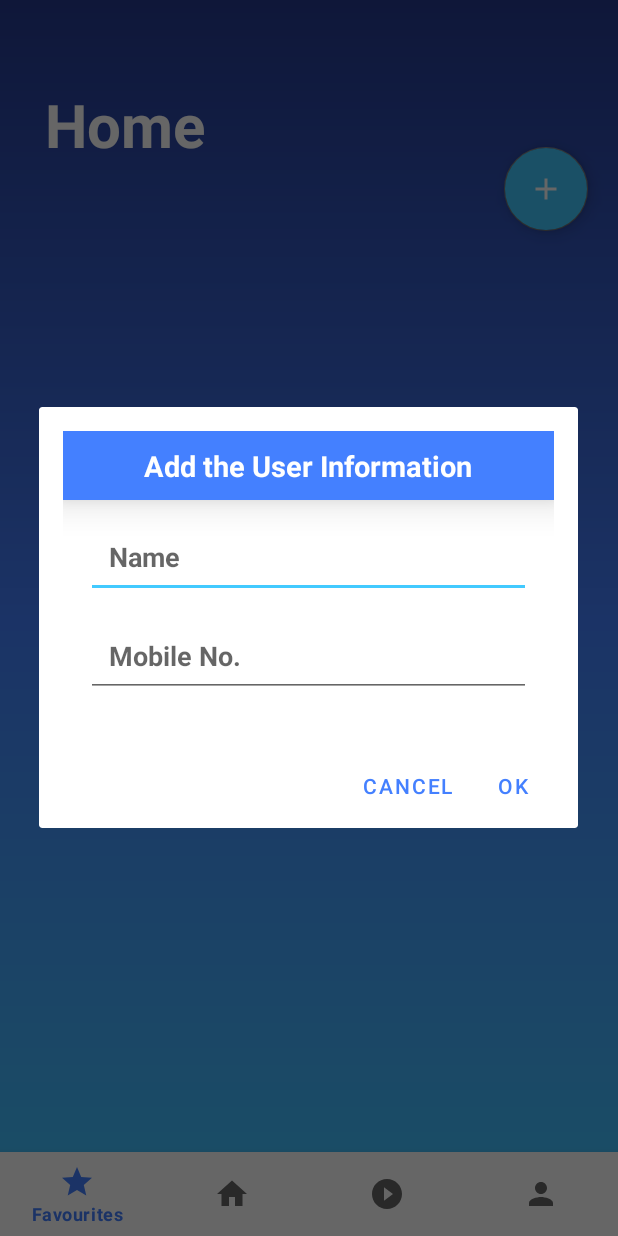
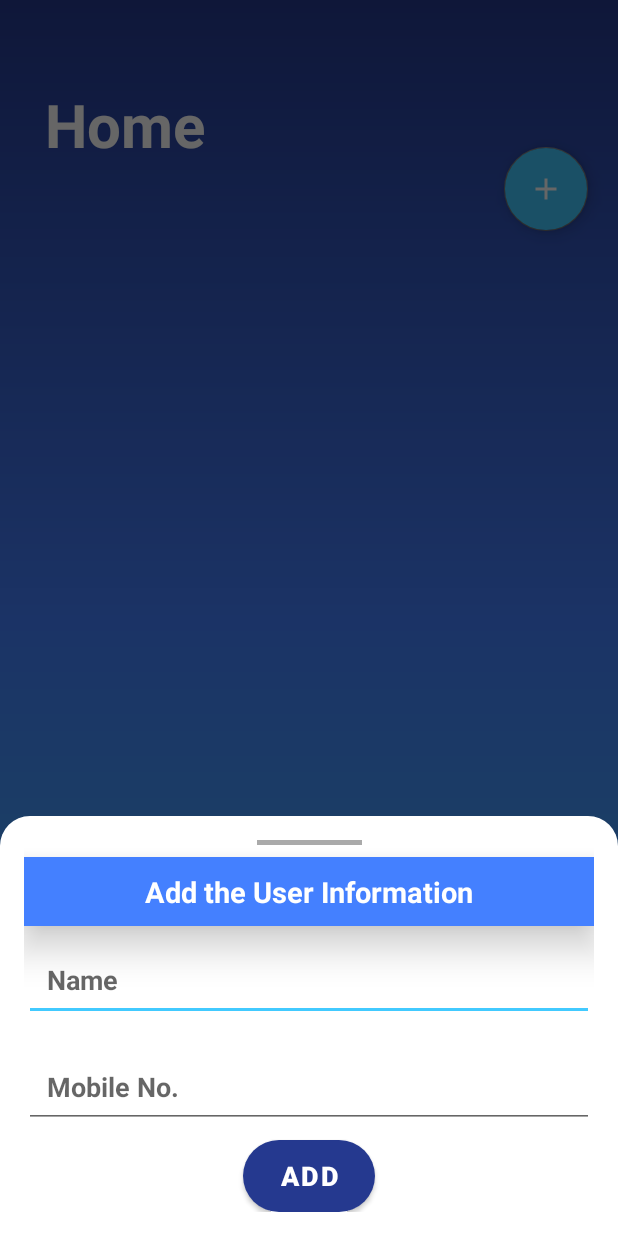
Before and after one commit to JavierMejuto/TFM, an Android app: the HomeFragment screen opened through its navigation route, after a tap on "Add new room", on a phone screen of 412 x 824 dp. Run offline under Robolectric (Android 15) with nearby library versions, the phone set to English and light mode, and no system bars; our stand-ins replace navigation-ui.

Commit message:
bottom sheet to add new cards

```diff
--- a/app/build.gradle
+++ b/app/build.gradle
@@ -63,4 +63,6 @@ dependencies {
     implementation 'com.google.firebase:firebase-auth-ktx'
     implementation 'androidx.multidex:multidex:2.0.1'
     implementation 'com.google.android.gms:play-services-auth:19.0.0'
+    implementation 'com.google.android.material:material:1.5.0-alpha01'
+    implementation 'com.makeramen:roundedimageview:2.3.0'
 }
--- a/app/src/main/java/com/example/trabajomaster/ui/home/HomeFragment.kt
+++ b/app/src/main/java/com/example/trabajomaster/ui/home/HomeFragment.kt
@@ -6,6 +6,7 @@ import android.os.Bundle
 import android.view.LayoutInflater
 import android.view.View
 import android.view.ViewGroup
+import android.widget.Button
 import android.widget.EditText
 import android.widget.Toast
 import androidx.fragment.app.Fragment
@@ -14,6 +15,7 @@ import androidx.recyclerview.widget.LinearLayoutManager
 import androidx.recyclerview.widget.RecyclerView
 import com.example.trabajomaster.R
 import com.example.trabajomaster.databinding.FragmentHomeBinding
+import com.google.android.material.bottomsheet.BottomSheetDialog
 import com.google.android.material.floatingactionbutton.FloatingActionButton
 
 class HomeFragment : Fragment() {
@@ -59,32 +61,29 @@ class HomeFragment : Fragment() {
     }
 
     private fun addInfo() {
+
+        val bottomSheetDialog = context?.let { BottomSheetDialog(it, R.style.BottomSheetDialogTheme) }
+
         val inflter = LayoutInflater.from(context)
-        val v = inflter.inflate(R.layout.add_item,null)
+        val v = inflter.inflate(R.layout.bottom_sheet,null)
         /**set view*/
         val userName = v.findViewById<EditText>(R.id.userName)
         val userNo = v.findViewById<EditText>(R.id.userNo)
+        val addButton = v.findViewById<Button>(R.id.addCard)
 
-        val addDialog = AlertDialog.Builder(context)
-
-        addDialog.setView(v)
-        addDialog.setPositiveButton("Ok"){
-                dialog,_->
+        addButton.setOnClickListener{
             val names = userName.text.toString()
             val number = userNo.text.toString()
             userList.add(UserData("Name: $names","Mobile No. : $number"))
             userAdapter.notifyDataSetChanged()
             Toast.makeText(context,"Adding User Information Success",Toast.LENGTH_SHORT).show()
-            dialog.dismiss()
+            bottomSheetDialog?.dismiss()
         }
-        addDialog.setNegativeButton("Cancel"){
-                dialog,_->
-            dialog.dismiss()
-            Toast.makeText(context,"Cancel",Toast.LENGTH_SHORT).show()
 
-        }
-        addDialog.create()
-        addDialog.show()
+        bottomSheetDialog?.setContentView(v)
+        bottomSheetDialog?.show()
+        //addDialog.create()
+        //addDialog.show()
     }
 
     override fun onDestroyView() {
--- /dev/null
+++ b/app/src/main/res/drawable/bottom_sheet_background.xml
@@ -0,0 +1,8 @@
+<?xml version="1.0" encoding="utf-8"?>
+<shape xmlns:android="http://schemas.android.com/apk/res/android"
+    android:shape="rectangle">
+    <solid android:color="@color/white"/>
+    <corners android:topLeftRadius="20dp"
+        android:topRightRadius="20dp"/>
+
+</shape>
--- /dev/null
+++ b/app/src/main/res/layout/bottom_sheet.xml
@@ -0,0 +1,94 @@
+<?xml version="1.0" encoding="utf-8"?>
+<LinearLayout xmlns:android="http://schemas.android.com/apk/res/android"
+    xmlns:app="http://schemas.android.com/apk/res-auto"
+    xmlns:tools="http://schemas.android.com/tools"
+    android:id="@+id/bottomSheet"
+    android:orientation="vertical"
+    android:layout_width="match_parent"
+    android:background="@drawable/bottom_sheet_background"
+    android:layout_height="match_parent">
+
+    <LinearLayout
+        android:orientation="vertical"
+        android:layout_margin="16dp"
+        android:layout_width="match_parent"
+        android:layout_height="wrap_content">
+
+        <androidx.constraintlayout.widget.ConstraintLayout
+            android:layout_width="match_parent"
+            android:layout_height="match_parent">
+
+            <View
+                android:id="@+id/view"
+                android:layout_width="70dp"
+                android:layout_height="3dp"
+                android:background="@android:color/darker_gray"
+                app:layout_constraintEnd_toEndOf="parent"
+                app:layout_constraintStart_toStartOf="parent"
+                tools:ignore="MissingConstraints" />
+
+            <TextView
+                android:id="@+id/textView"
+                android:layout_width="match_parent"
+                android:layout_height="wrap_content"
+                android:layout_gravity="center"
+                android:layout_marginTop="8dp"
+                android:background="@color/primary"
+                android:elevation="15dp"
+                android:gravity="center"
+                android:padding="10dp"
+                android:text="Add the User Information"
+                android:textColor="@color/white"
+                android:textSize="19sp"
+                android:textStyle="bold"
+                app:layout_constraintTop_toBottomOf="@+id/view"
+                tools:ignore="MissingConstraints" />
+
+            <EditText
+                android:id="@+id/userName"
+                android:layout_width="match_parent"
+                android:layout_height="wrap_content"
+                android:layout_marginTop="8dp"
+                android:hint="Name"
+                android:inputType="textPersonName"
+                android:padding="15dp"
+                android:textColor="@color/primary_dark"
+                android:textSize="18sp"
+                android:textStyle="bold"
+                app:layout_constraintTop_toBottomOf="@+id/textView"
+                tools:layout_editor_absoluteX="15dp" />
+
+            <EditText
+                android:id="@+id/userNo"
+                android:layout_width="match_parent"
+                android:layout_height="wrap_content"
+                android:layout_marginTop="16dp"
+                android:hint="Mobile No. "
+                android:inputType="phone"
+                android:padding="15dp"
+                android:textColor="@color/primary_dark"
+                android:textSize="18sp"
+                android:textStyle="bold"
+                app:layout_constraintTop_toBottomOf="@+id/userName"
+                tools:layout_editor_absoluteX="15dp" />
+
+            <Button
+                android:id="@+id/addCard"
+                android:layout_width="wrap_content"
+                android:layout_height="wrap_content"
+                android:layout_marginTop="8dp"
+                android:background="@drawable/round_bg"
+                android:text="Add"
+                android:textColor="@color/white"
+                android:textSize="18sp"
+                android:textStyle="bold"
+                app:backgroundTint="@color/primary_dark"
+                app:layout_constraintEnd_toEndOf="parent"
+                app:layout_constraintStart_toStartOf="parent"
+                app:layout_constraintTop_toBottomOf="@+id/userNo" />
+        </androidx.constraintlayout.widget.ConstraintLayout>
+
+
+    </LinearLayout>
+
+</LinearLayout>
--- a/app/src/main/res/values/themes.xml
+++ b/app/src/main/res/values/themes.xml
@@ -16,5 +16,12 @@
         <item name="android:windowBackground">@drawable/splash_screen</item>
     </style>
 
+    <style name="BottomSheetDialogTheme" parent="Theme.Design.Light.BottomSheetDialog">
+        <item name="bottomSheetStyle">@style/BottomSheetStyle</item>
+    </style>
+
+    <style name="BottomSheetStyle" parent="Widget.Design.BottomSheet.Modal">
+        <item name="android:background">@android:color/transparent</item>
+    </style>
 
 </resources>
```
